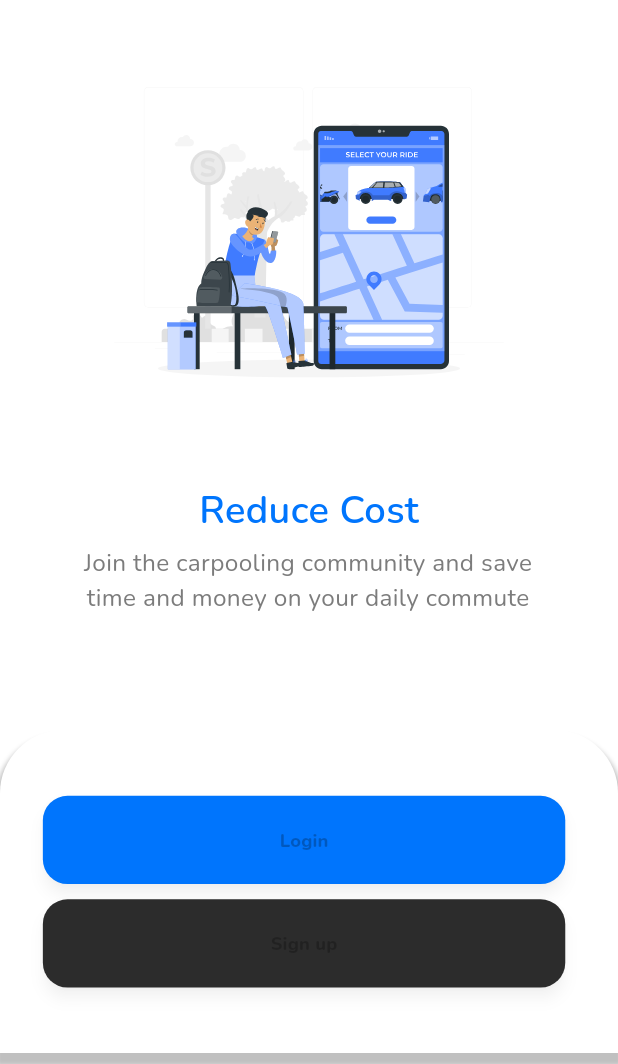
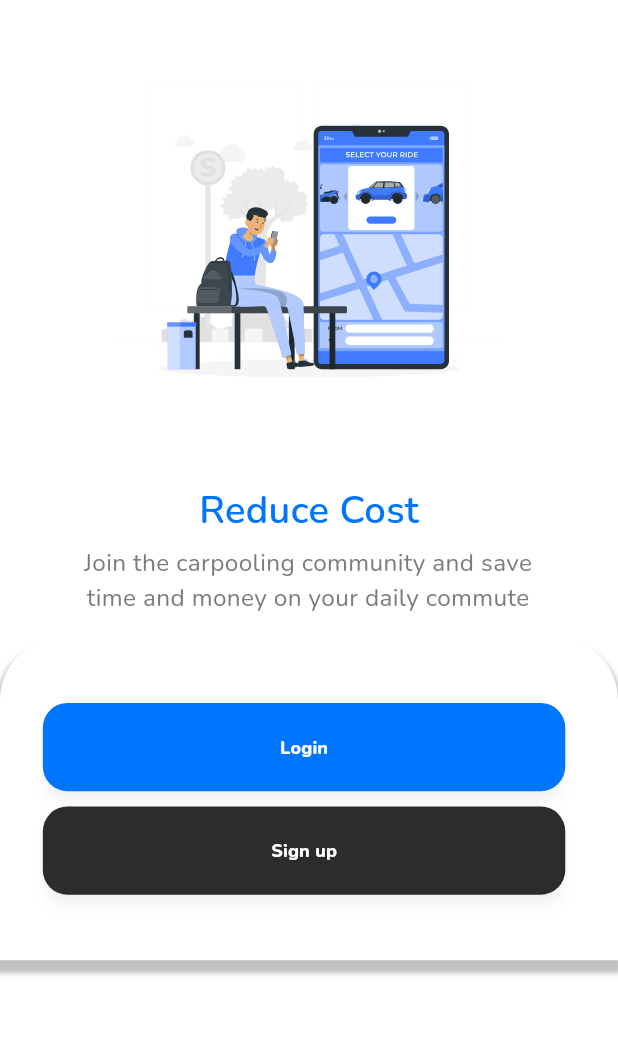
Before and after one commit to trotinat/DiniMaak-Front, a Flutter app: the screen it shows after launch, on a phone screen of 412 x 824 dp, the part 172-1236 px from its top. Run offline on Flutter 3.47's test engine with Material 3 defaults, Android fonts, the phone set to English and light mode, and no system bars; our stand-ins replace cached_network_image, flutter_svg, smooth_page_indicator.

Commit message:
margins fixed

```diff
--- a/lib/presentation/onboarding_screen_one_screen/onboarding_screen_one_screen.dart
+++ b/lib/presentation/onboarding_screen_one_screen/onboarding_screen_one_screen.dart
@@ -46,8 +46,8 @@ class OnboardingScreenOneScreen extends StatelessWidget {
                               fontSize: 16.fSize,
                               fontFamily: 'Nunito',
                               fontWeight: FontWeight.w400))),
-                  SizedBox(height: 8.v),
-                  SizedBox(height: 68.v),
+                  SizedBox(height: 5.v),
+                  SizedBox(height: 10.v),
                   _buildLoginSection(context)
                 ]))));
   }
--- a/lib/widgets/custom_elevated_button.dart
+++ b/lib/widgets/custom_elevated_button.dart
@@ -60,7 +60,10 @@ class CustomElevatedButton extends BaseButton {
               leftIcon ?? const SizedBox.shrink(),
               Text(
                 text,
-                style: buttonTextStyle,
+                style: TextStyle(
+                  color: Colors.white, // Set text color to white
+                  fontSize: 12.0, // Set text size
+                ),
               ),
               rightIcon ?? const SizedBox.shrink(),
             ],
```
